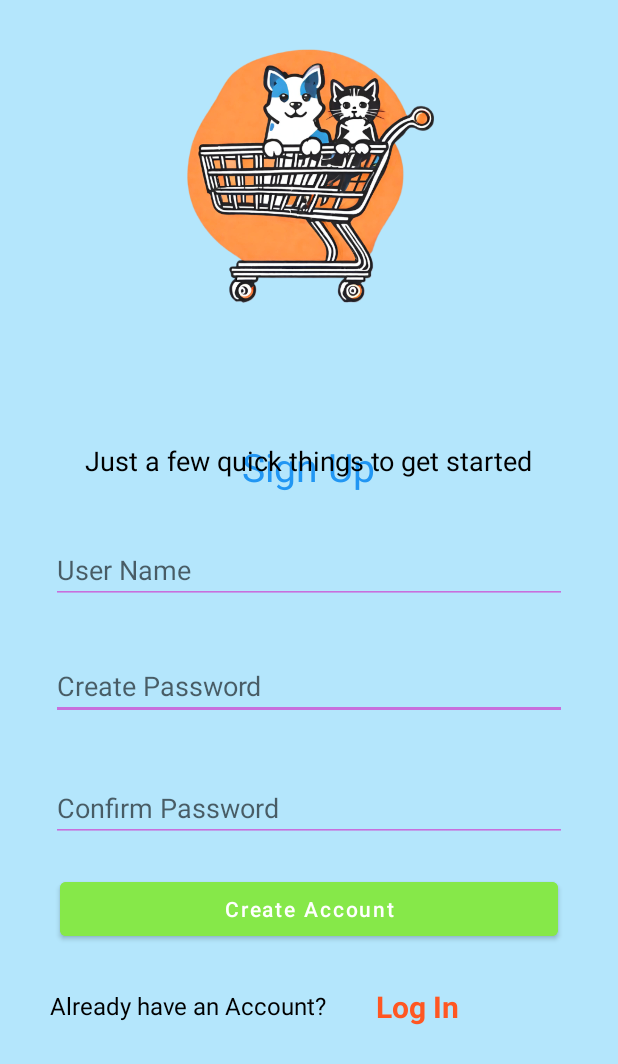
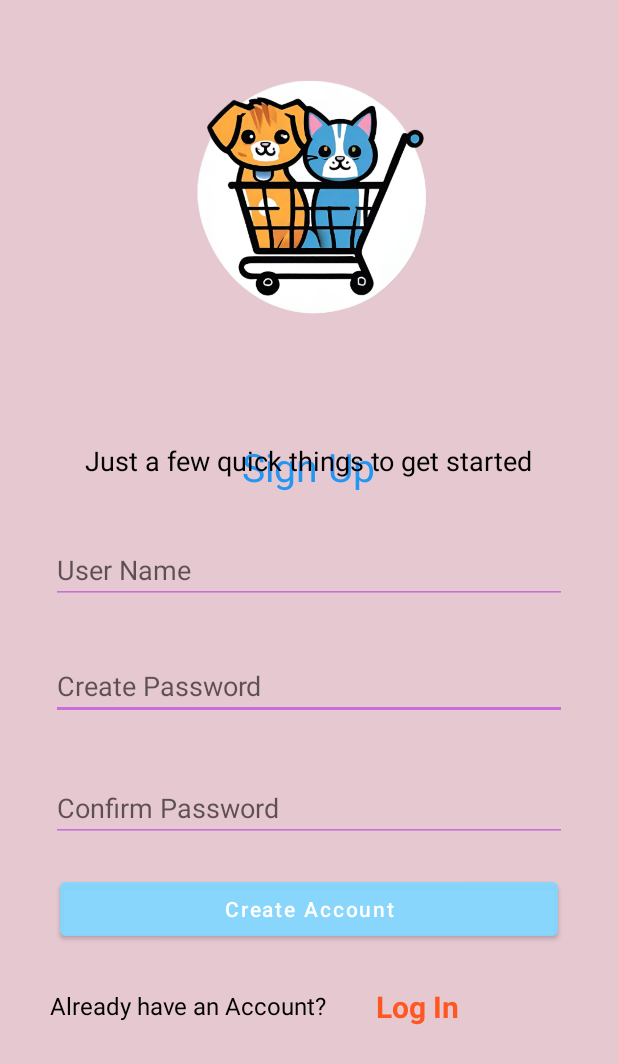
Before and after one commit to JayeshR1204/petsgrow, an Android app: the SignupActivity screen opened directly, with no data from a screen before it, on a phone screen of 412 x 824 dp. Shown: the top 1064 px of the screen. Run offline under Robolectric (Android 15) with nearby library versions, the phone set to English and light mode, and no system bars.

Commit message:
signup activity color change

```diff
--- a/app/src/main/res/layout/activity_main.xml
+++ b/app/src/main/res/layout/activity_main.xml
@@ -4,7 +4,7 @@
     xmlns:tools="http://schemas.android.com/tools"
     android:layout_width="match_parent"
     android:layout_height="match_parent"
-    android:background="#75B89559"
+    android:background="#EFDDA8"
     tools:context=".MainActivity">
 
     <TextView
--- a/app/src/main/res/layout/activity_signup.xml
+++ b/app/src/main/res/layout/activity_signup.xml
@@ -4,7 +4,7 @@
     xmlns:tools="http://schemas.android.com/tools"
     android:layout_width="match_parent"
     android:layout_height="match_parent"
-    android:background="#4B03A9F4"
+    android:background="#E6C8D1"
     tools:context=".SignupActivity">
 
     <EditText
@@ -78,7 +78,7 @@
         android:layout_height="wrap_content"
         android:layout_marginStart="40dp"
         android:layout_marginEnd="40dp"
-        android:backgroundTint="#86E849"
+        android:backgroundTint="#B580D8FF"
         android:text="Create Account"
         android:textAllCaps="false"
         app:layout_constraintBottom_toBottomOf="parent"
@@ -131,12 +131,14 @@
 
     <ImageView
         android:id="@+id/imageView3"
-        android:layout_width="189dp"
-        android:layout_height="199dp"
+        android:layout_width="200dp"
+        android:layout_height="190dp"
         app:layout_constraintBottom_toBottomOf="parent"
         app:layout_constraintEnd_toEndOf="parent"
+        app:layout_constraintHorizontal_bias="0.497"
         app:layout_constraintStart_toStartOf="parent"
         app:layout_constraintTop_toTopOf="parent"
-        app:layout_constraintVertical_bias="0.03"
-        app:srcCompat="@drawable/singuplogo" />
+        app:layout_constraintVertical_bias="0.051"
+        app:srcCompat="@drawable/pglogo" />
+
 </android.support.constraint.ConstraintLayout>
```
